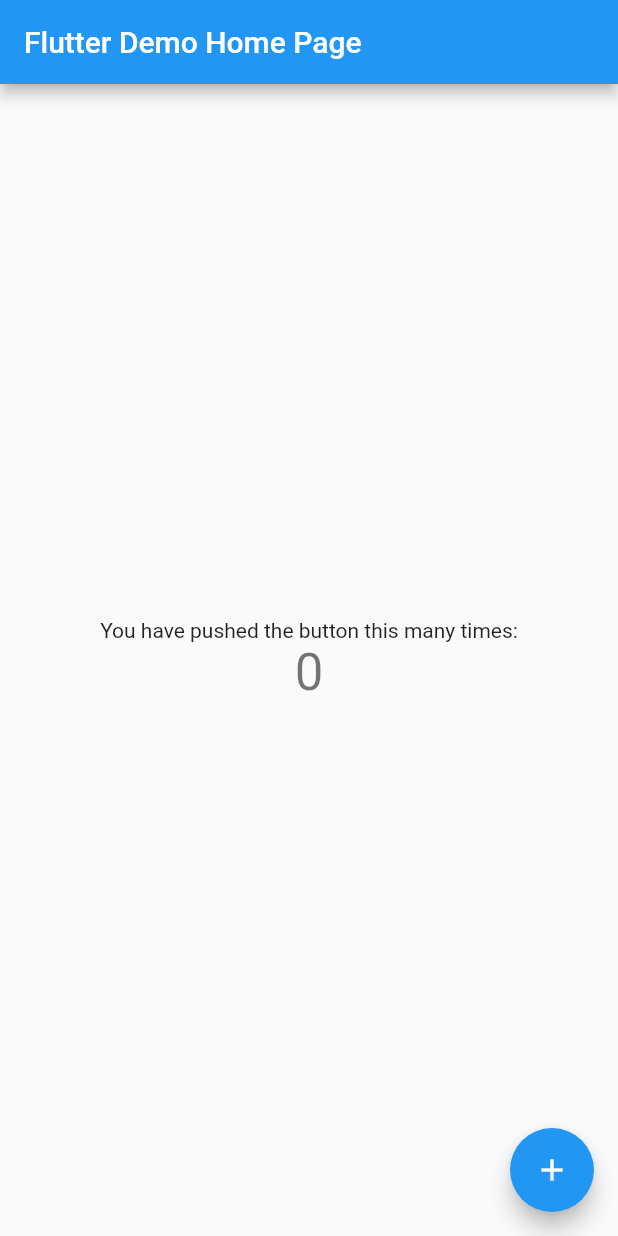
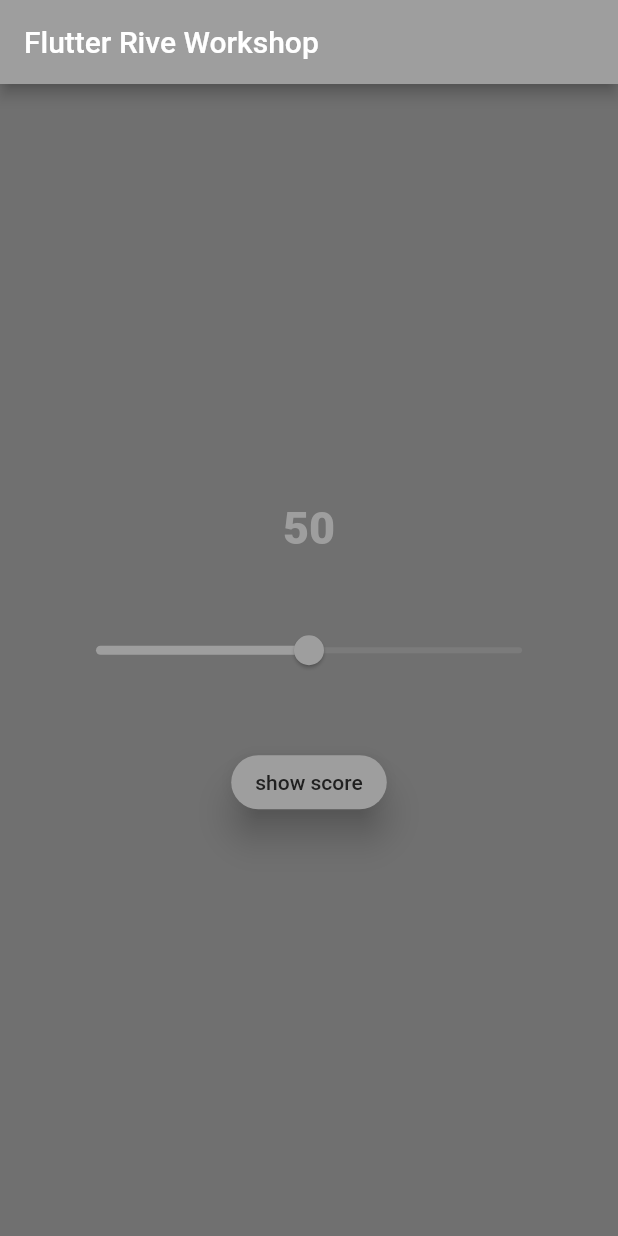
Before and after one commit to MarieBrinkmeier/rive_workshop, a Flutter app: the screen it shows after launch, on a phone screen of 412 x 824 dp. Run offline on Flutter 3.47's test engine with Material 2 defaults, Android fonts, the phone set to English and light mode, and no system bars; our stand-ins replace countup, rive.

```diff
--- /dev/null
+++ b/lib/app/rive_workshop.dart
@@ -0,0 +1,21 @@
+import 'package:flutter/material.dart';
+import 'package:rive_workshop/widgets/home.dart';
+
+class RiveWorkshop extends StatelessWidget {
+  const RiveWorkshop({Key? key}) : super(key: key);
+
+  @override
+  Widget build(BuildContext context) {
+    return MaterialApp(
+      title: 'Flutter Rive Workshop',
+      debugShowCheckedModeBanner: false,
+      theme: ThemeData(
+        colorScheme: Theme.of(context).colorScheme.copyWith(
+              primary: Colors.grey,
+              background: const Color(0xFF707070),
+            ),
+      ),
+      home: const Home(title: 'Flutter Rive Workshop'),
+    );
+  }
+}
--- a/lib/main.dart
+++ b/lib/main.dart
@@ -1,66 +1,6 @@
 import 'package:flutter/material.dart';
+import 'app/rive_workshop.dart';
 
 void main() {
-  runApp(const MyApp());
+  runApp(const RiveWorkshop());
 }
-
-class MyApp extends StatelessWidget {
-  const MyApp({Key? key}) : super(key: key);
-
-  @override
-  Widget build(BuildContext context) {
-    return MaterialApp(
-      title: 'Flutter Demo',
-      theme: ThemeData(
-        primarySwatch: Colors.blue,
-      ),
-      home: const MyHomePage(title: 'Flutter Demo Home Page'),
-    );
-  }
-}
-
-class MyHomePage extends StatefulWidget {
-  const MyHomePage({Key? key, required this.title}) : super(key: key);
-  final String title;
-
-  @override
-  State<MyHomePage> createState() => _MyHomePageState();
-}
-
-class _MyHomePageState extends State<MyHomePage> {
-  int _counter = 0;
-
-  void _incrementCounter() {
-    setState(() {
-      _counter++;
-    });
-  }
-
-  @override
-  Widget build(BuildContext context) {
-    return Scaffold(
-      appBar: AppBar(
-        title: Text(widget.title),
-      ),
-      body: Center(
-        child: Column(
-          mainAxisAlignment: MainAxisAlignment.center,
-          children: <Widget>[
-            const Text(
-              'You have pushed the button this many times:',
-            ),
-            Text(
-              '$_counter',
-              style: Theme.of(context).textTheme.headline4,
-            ),
-          ],
-        ),
-      ),
-      floatingActionButton: FloatingActionButton(
-        onPressed: _incrementCounter,
-        tooltip: 'Increment',
-        child: const Icon(Icons.add),
-      ),
-    );
-  }
-}
--- /dev/null
+++ b/lib/widgets/base_widget.dart
@@ -0,0 +1,19 @@
+import 'package:flutter/material.dart';
+
+class BaseWidget extends StatelessWidget {
+  const BaseWidget({required this.child, this.title, Key? key})
+      : super(key: key);
+  final String? title;
+  final Widget child;
+
+  @override
+  Widget build(BuildContext context) {
+    return Scaffold(
+      backgroundColor: const Color(0xFF707070),
+      appBar: AppBar(
+        title: Text(title ?? ''),
+      ),
+      body: child,
+    );
+  }
+}
--- /dev/null
+++ b/lib/widgets/home.dart
@@ -0,0 +1,80 @@
+import 'package:flutter/material.dart';
+import 'package:rive_workshop/widgets/base_widget.dart';
+import 'package:rive_workshop/widgets/score.dart';
+
+class Home extends StatefulWidget {
+  const Home({Key? key, required this.title}) : super(key: key);
+  final String title;
+
+  @override
+  State<Home> createState() => _HomeState();
+}
+
+class _HomeState extends State<Home> {
+  var value = 50.0;
+
+  @override
+  Widget build(BuildContext context) {
+    return BaseWidget(
+      title: widget.title,
+      child: Center(
+        child: Padding(
+          padding: const EdgeInsets.symmetric(
+            horizontal: 40,
+          ),
+          child: Column(
+            mainAxisSize: MainAxisSize.min,
+            children: [
+              Text(
+                value.toInt().toString(),
+                style: const TextStyle(
+                  color: Colors.grey,
+                  fontWeight: FontWeight.w800,
+                  fontSize: 30,
+                ),
+              ),
+              const SizedBox(
+                height: 40,
+              ),
+              Slider(
+                value: value,
+                onChanged: (newValue) {
+                  setState(() {
+                    value = newValue;
+                  });
+                },
+                min: 0,
+                max: 100,
+              ),
+              const SizedBox(
+                height: 40,
+              ),
+              MaterialButton(
+                elevation: 10,
+                color: Colors.grey,
+                shape: RoundedRectangleBorder(
+                  borderRadius: BorderRadius.circular(50),
+                ),
+                onPressed: () {
+                  Navigator.of(context).push(
+                    MaterialPageRoute(
+                      builder: (context) => Score(
+                        initValue:  value.toInt().toDouble(),
+                      ),
+                    ),
+                  );
+                },
+                child: const Text(
+                  'show score',
+                  style: TextStyle(
+                    color: Color(0xFF202020),
+                  ),
+                ),
+              ),
+            ],
+          ),
+        ),
+      ),
+    );
+  }
+}
```
Also changed, not shown: lib/widgets/score.dart (added, +79 -0 lines), pubspec.yaml (+6 -65 lines), pubspec.lock, 10 other files.
